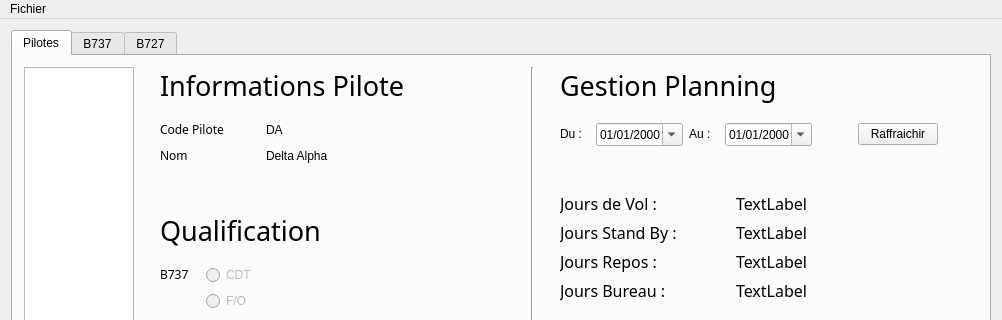
First picture: the form in crispy_chainsaw/mainwindow.ui, repository ViryBe/crispy_chainsaw, before the edit; both pictures show x 0 to 1002 and y 0 to 320 of the 1002 by 722 pixel window.
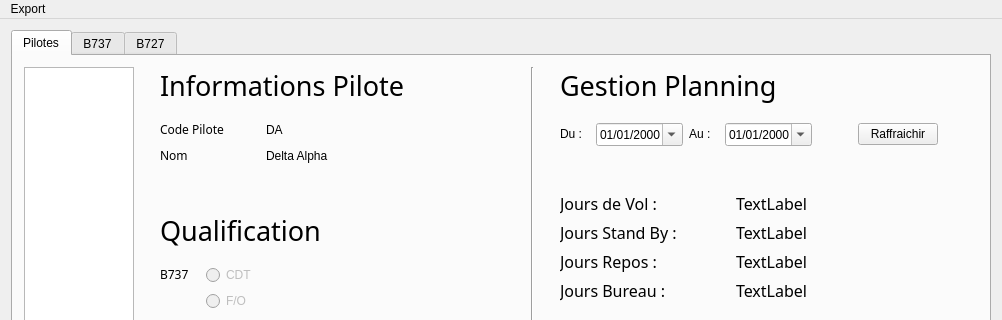
Second picture: the form after the edit.

Commit message: (~) Change export name

Diff of the .ui file:
```diff
--- a/crispy_chainsaw/mainwindow.ui
+++ b/crispy_chainsaw/mainwindow.ui
@@ -1458,7 +1458,7 @@
    </property>
    <widget class="QMenu" name="menuFichier">
     <property name="title">
-     <string>Fichier</string>
+     <string>Export</string>
     </property>
     <addaction name="actionExporter"/>
     <addaction name="actionExporter_B737"/>
```
